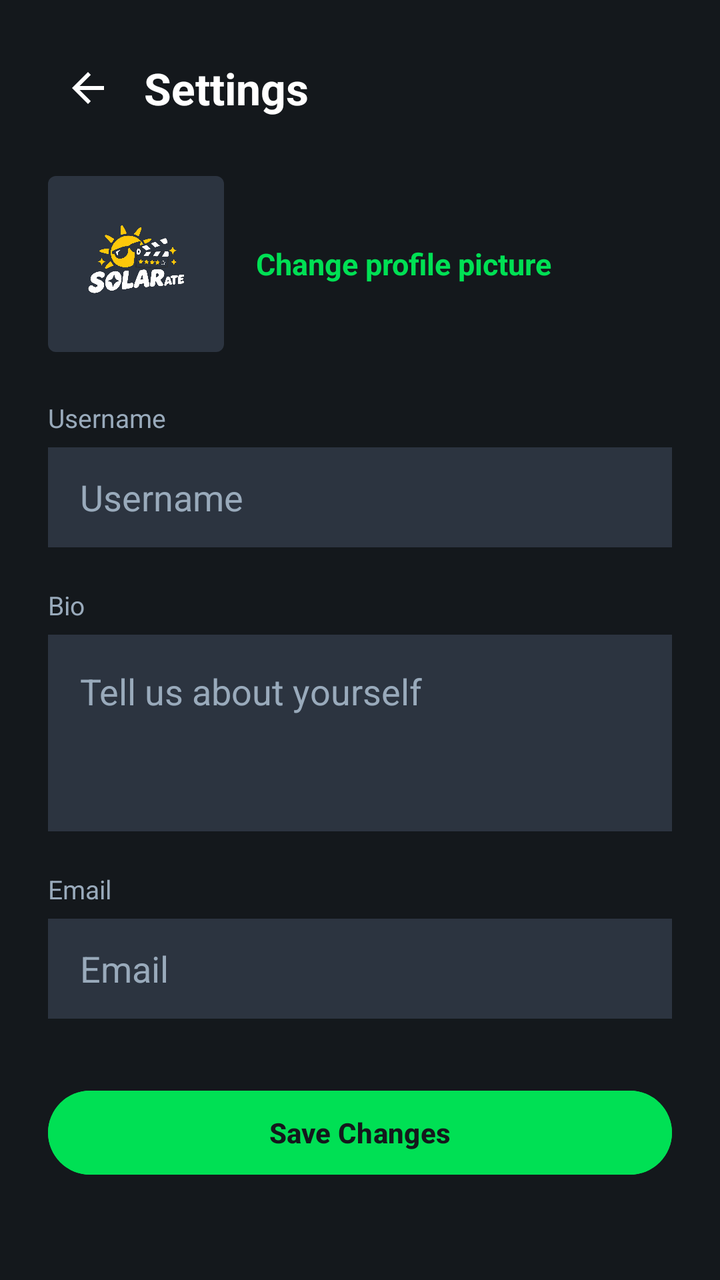
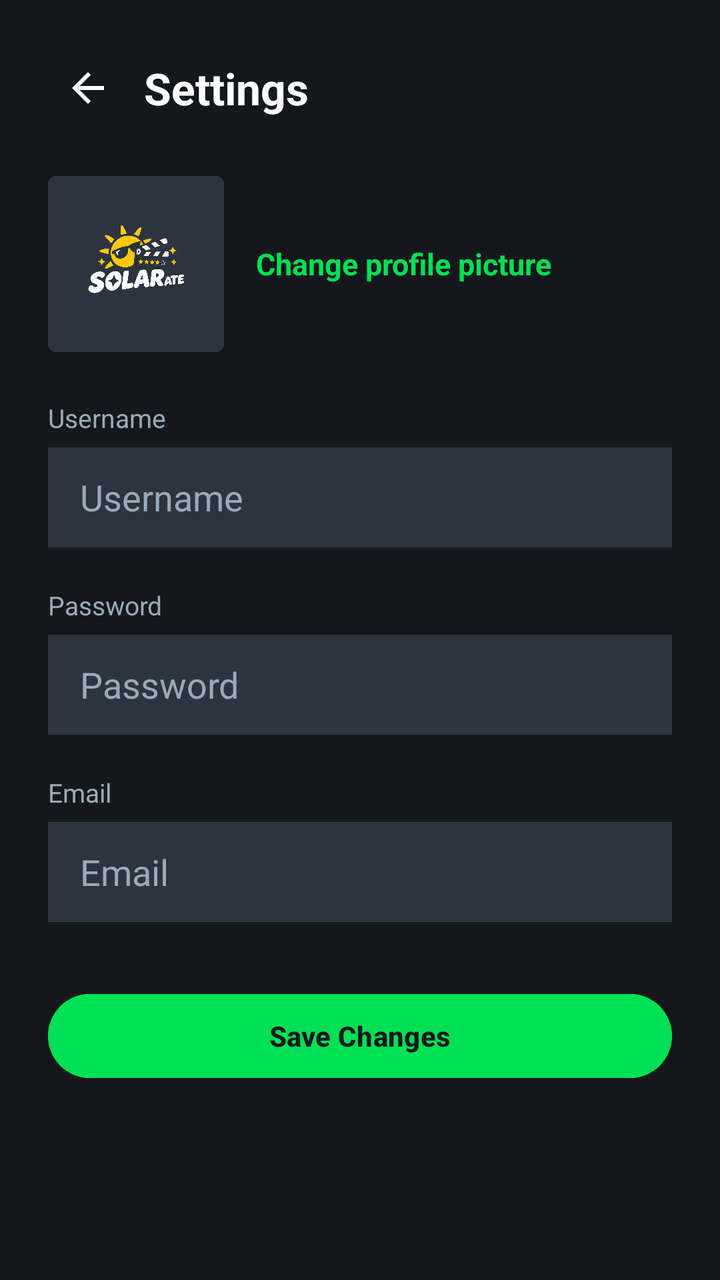

Screens rendered from an Android XML layout before and after an edit, with the pre-edit source and the edit as a unified diff.
<!-- AndroidManifest.xml: application theme Theme.Solarate -->
<!-- res/layout/activity_settings.xml -->
<?xml version="1.0" encoding="utf-8"?>
<ScrollView xmlns:android="http://schemas.android.com/apk/res/android"
    xmlns:app="http://schemas.android.com/apk/res-auto"
    xmlns:tools="http://schemas.android.com/tools"
    android:id="@+id/main"
    android:layout_width="match_parent"
    android:layout_height="match_parent"
    android:background="@color/lb_black"
    android:fillViewport="true"
    tools:context=".activities.SettingsActivity">

    <LinearLayout
        android:layout_width="match_parent"
        android:layout_height="wrap_content"
        android:orientation="vertical"
        android:padding="24dp">

        
        <LinearLayout
            android:layout_width="match_parent"
            android:layout_height="wrap_content"
            android:gravity="center_vertical"
            android:orientation="horizontal">

            <ImageView
                android:id="@+id/btnSettingsBack"
                android:layout_width="40dp"
                android:layout_height="40dp"
                android:background="?attr/selectableItemBackgroundBorderless"
                android:contentDescription="Back"
                android:padding="8dp"
                android:src="@drawable/ic_arrow_back"
                app:tint="@color/white" />

            <TextView
                android:layout_width="wrap_content"
                android:layout_height="wrap_content"
                android:layout_marginStart="8dp"
                android:text="Settings"
                android:textColor="@color/white"
                android:textSize="22sp"
                android:textStyle="bold" />
        </LinearLayout>

        
        <LinearLayout
            android:id="@+id/llChangePhoto"
            android:layout_width="match_parent"
            android:layout_height="wrap_content"
            android:layout_marginTop="24dp"
            android:layout_marginBottom="24dp"
            android:background="?attr/selectableItemBackground"
            android:gravity="center_vertical"
            android:orientation="horizontal">

            <ImageView
                android:id="@+id/ivSettingsAvatar"
                android:layout_width="88dp"
                android:layout_height="88dp"
                android:background="@drawable/bg_pro_badge"
                android:backgroundTint="@color/lb_dark"
                android:contentDescription="Profile picture"
                android:padding="14dp"
                android:src="@drawable/logo_solarate" />

            <TextView
                android:layout_width="wrap_content"
                android:layout_height="wrap_content"
                android:layout_marginStart="16dp"
                android:text="Change profile picture"
                android:textColor="@color/lb_green"
                android:textSize="15sp"
                android:textStyle="bold" />
        </LinearLayout>

        
        <TextView
            android:layout_width="wrap_content"
            android:layout_height="wrap_content"
            android:text="Username"
            android:textColor="@color/lb_gray"
            android:textSize="13sp" />

        <EditText
            android:id="@+id/etSettingsUsername"
            android:layout_width="match_parent"
            android:layout_height="50dp"
            android:layout_marginTop="6dp"
            android:layout_marginBottom="20dp"
            android:background="@color/lb_dark"
            android:hint="Username"
            android:inputType="text"
            android:maxLength="30"
            android:paddingStart="16dp"
            android:textColor="@color/white"
            android:textColorHint="@color/lb_gray" />

        
        <TextView
            android:layout_width="wrap_content"
            android:layout_height="wrap_content"
            android:text="Bio"
            android:textColor="@color/lb_gray"
            android:textSize="13sp" />

        <EditText
            android:id="@+id/etSettingsBio"
            android:layout_width="match_parent"
            android:layout_height="wrap_content"
            android:layout_marginTop="6dp"
            android:layout_marginBottom="20dp"
            android:background="@color/lb_dark"
            android:gravity="top|start"
            android:hint="Tell us about yourself"
            android:inputType="textMultiLine|textCapSentences"
            android:maxLength="150"
            android:minLines="3"
            android:padding="16dp"
            android:textColor="@color/white"
            android:textColorHint="@color/lb_gray" />

        
        <TextView
            android:layout_width="wrap_content"
            android:layout_height="wrap_content"
            android:text="Email"
            android:textColor="@color/lb_gray"
            android:textSize="13sp" />

        <EditText
            android:id="@+id/etSettingsEmail"
            android:layout_width="match_parent"
            android:layout_height="50dp"
            android:layout_marginTop="6dp"
            android:layout_marginBottom="32dp"
            android:background="@color/lb_dark"
            android:hint="Email"
            android:inputType="textEmailAddress"
            android:paddingStart="16dp"
            android:textColor="@color/white"
            android:textColorHint="@color/lb_gray" />

        
        <Button
            android:id="@+id/btnSaveChanges"
            android:layout_width="match_parent"
            android:layout_height="50dp"
            android:backgroundTint="@color/lb_green"
            android:text="Save Changes"
            android:textColor="@color/lb_black"
            android:textStyle="bold" />
    </LinearLayout>
</ScrollView>
<!-- resources referenced by this layout -->
<resources>
  <color name="lb_black">#14181C</color>
  <color name="lb_dark">#2C3440</color>
  <color name="lb_gray">#9AB</color>
  <color name="lb_green">#00E054</color>
  <color name="white">#FFFFFF</color>
  <!-- drawable bg_pro_badge (drawable) -->
  <?xml version="1.0" encoding="utf-8"?>
  <shape xmlns:android="http://schemas.android.com/apk/res/android" android:shape="rectangle">
      <solid android:color="@color/lb_orange" />
      <corners android:radius="4dp" />
  </shape>
  <!-- drawable ic_arrow_back (drawable) -->
  <vector xmlns:android="http://schemas.android.com/apk/res/android"
      android:width="24dp"
      android:height="24dp"
      android:viewportWidth="24"
      android:viewportHeight="24">
      <path
          android:fillColor="#FFFFFFFF"
          android:pathData="M20,11H7.83l5.59,-5.59L12,4l-8,8 8,8 1.41,-1.41L7.83,13H20v-2z" />
  </vector>
  <!-- drawable logo_solarate: png bitmap (drawable, 305085 bytes) -->
  <style name="Theme.Solarate" parent="Base.Theme.Solarate" />
  <color name="lb_orange">#FF8000</color>
  <style name="Base.Theme.Solarate" parent="Theme.Material3.Dark.NoActionBar">
          <item name="android:statusBarColor">@color/lb_black</item>
          <item name="android:windowBackground">@color/lb_black</item>
      </style>
</resources>

<!-- the commit's change to res/layout/activity_settings.xml (unified diff, before → after) -->
@@ -96,29 +96,27 @@
             android:textColorHint="@color/lb_gray" />
 
         
+        
         <TextView
             android:layout_width="wrap_content"
             android:layout_height="wrap_content"
-            android:text="Bio"
+            android:text="Password"
             android:textColor="@color/lb_gray"
             android:textSize="13sp" />
 
         <EditText
-            android:id="@+id/etSettingsBio"
+            android:id="@+id/etSettingsPassword"
             android:layout_width="match_parent"
-            android:layout_height="wrap_content"
+            android:layout_height="50dp"
             android:layout_marginTop="6dp"
             android:layout_marginBottom="20dp"
             android:background="@color/lb_dark"
-            android:gravity="top|start"
-            android:hint="Tell us about yourself"
-            android:inputType="textMultiLine|textCapSentences"
-            android:maxLength="150"
-            android:minLines="3"
-            android:padding="16dp"
+            android:hint="Password"
+            android:inputType="text"
+            android:maxLength="30"
+            android:paddingStart="16dp"
             android:textColor="@color/white"
             android:textColorHint="@color/lb_gray" />
-
         
         <TextView
             android:layout_width="wrap_content"
